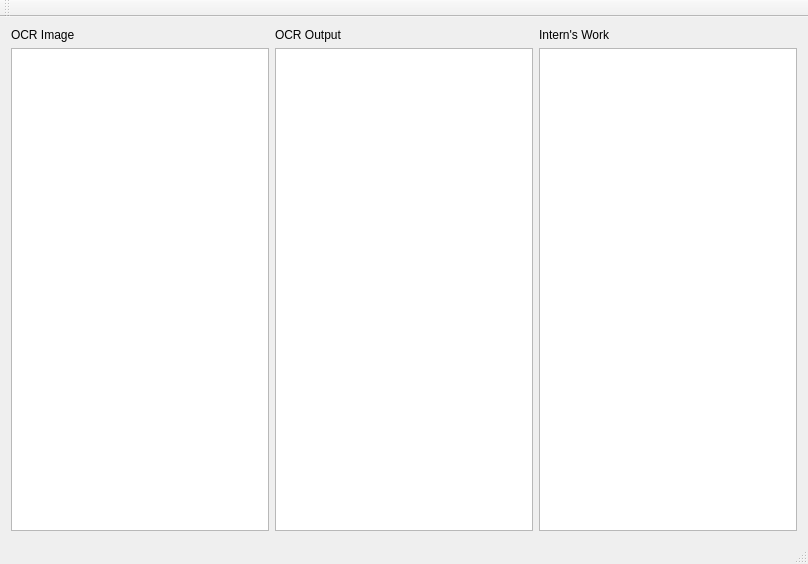
Qt form FrameWorkCode/interndiffview.ui (UDAAN-LEAP/leap-pe-tool) before a commit.
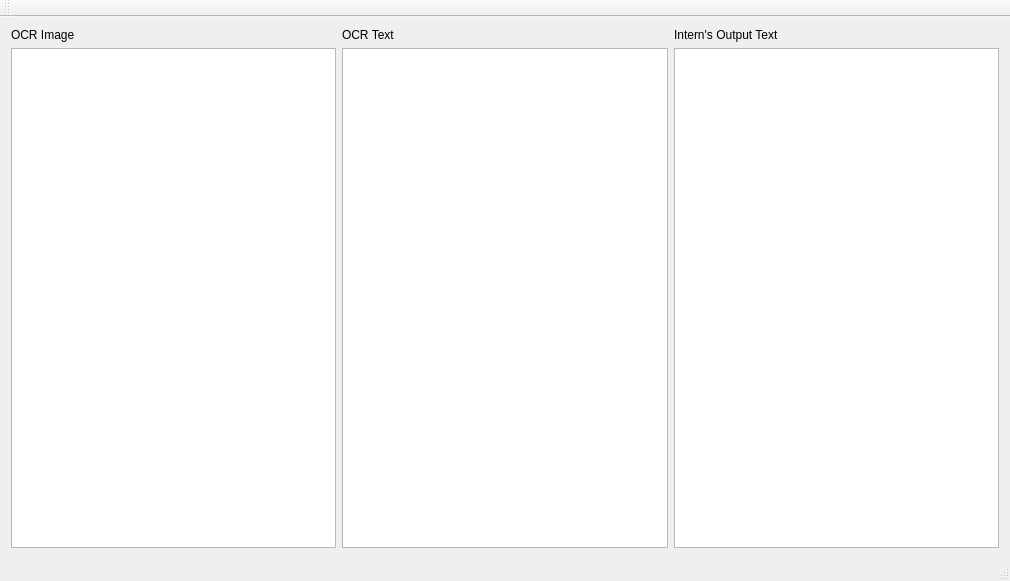
The same form after that commit.

Diff of the .ui file:
```diff
--- a/FrameWorkCode/interndiffview.ui
+++ b/FrameWorkCode/interndiffview.ui
@@ -6,8 +6,8 @@
    <rect>
     <x>0</x>
     <y>0</y>
-    <width>808</width>
-    <height>564</height>
+    <width>1010</width>
+    <height>581</height>
    </rect>
   </property>
   <property name="windowTitle">
@@ -36,7 +36,7 @@
         <item>
          <widget class="QLabel" name="label_2">
           <property name="text">
-           <string>OCR Output</string>
+           <string>OCR Text</string>
           </property>
          </widget>
         </item>
@@ -59,7 +59,7 @@
         <item>
          <widget class="QLabel" name="label_3">
           <property name="text">
-           <string>Intern's Work</string>
+           <string>Intern's Output Text</string>
           </property>
          </widget>
         </item>
```
Left out of the diff: 4 changed lines with no effect on the pictures.
